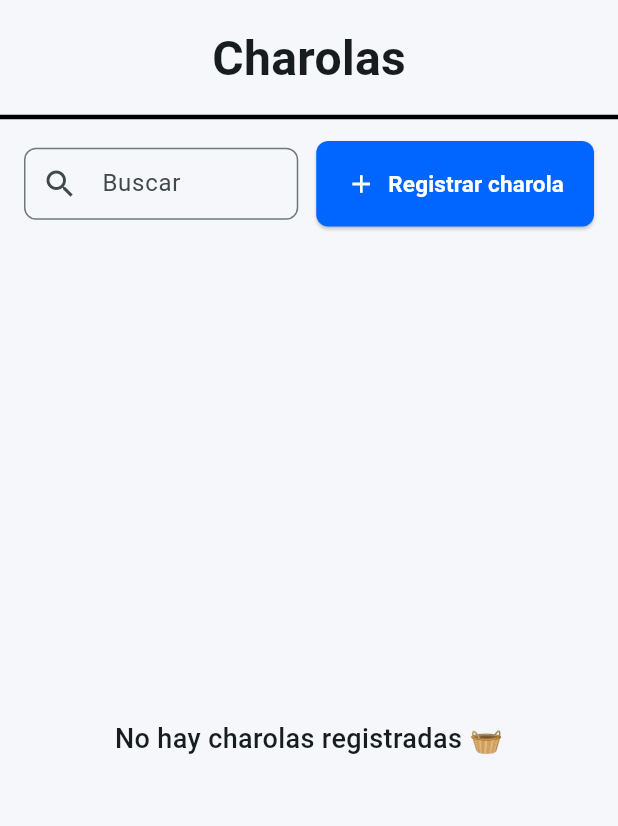
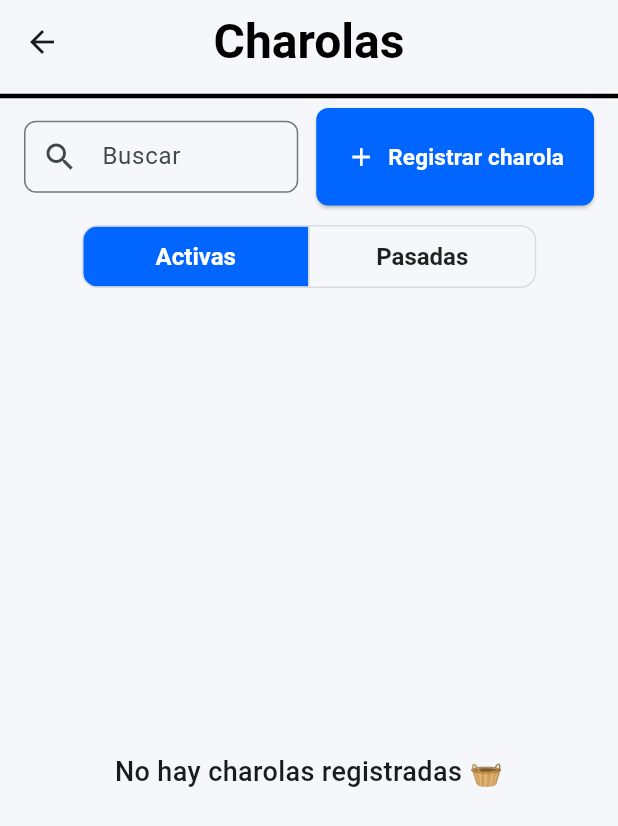
Before and after one commit to CodeAnd-Co/TECH-NEBRIOS-FLUTTER, a Flutter app: the VistaCharolas screen opened directly, on a phone screen of 412 x 824 dp. Shown: the top 826 px of the screen. Run offline on Flutter 3.47's test engine with Material 3 defaults, Android fonts, the phone set to English and light mode, and no system bars; our stand-ins replace logger, shared_preferences; missing offline and left inert: jwt_decode; accounts and stored records are empty; network calls fail.

Commit message:
Agregar el ToggleButton para ver estado de las charolas

```diff
--- a/tech_nebrios_tracker/lib/domain/getMenuCharolas.dart
+++ b/tech_nebrios_tracker/lib/domain/getMenuCharolas.dart
@@ -7,7 +7,7 @@ import '../data/repositories/menuCharolasRepository.dart';
 /// Permite recuperar datos paginados desde el repositorio.
 abstract class ObtenerMenuCharolas {
   /// Ejecuta el caso de uso solicitando la página [pag] con [limite] de elementos.
-  Future<CharolaTarjeta?> ejecutar({int pag, int limite});
+  Future<CharolaTarjeta?> ejecutar({int pag, int limite, String estado});
 }
 
 /// Implementación del caso de uso para obtener charolas.
@@ -21,7 +21,7 @@ class ObtenerCharolasCasoUsoImpl implements ObtenerMenuCharolas {
       : repositorio = repositorio ?? CharolaRepositorio();
 
   @override
-  Future<CharolaTarjeta?> ejecutar({int pag = 1, int limite = 15}) {
-    return repositorio.obtenerCharolaRespuesta(pag, limite);
+  Future<CharolaTarjeta?> ejecutar({int pag = 1, int limite = 15, String estado = 'activa'}) {
+    return repositorio.obtenerCharolaRespuesta(pag, limite, estado: estado);
   }
 }
--- a/tech_nebrios_tracker/lib/framework/views/menuCharolasView.dart
+++ b/tech_nebrios_tracker/lib/framework/views/menuCharolasView.dart
@@ -96,16 +96,26 @@ class VistaCharolas extends StatelessWidget {
   Widget build(BuildContext context) {
     return Scaffold(
       backgroundColor: const Color(0xFFF5F7FA),
+      appBar: AppBar(
+        title: const Text(
+          'Charolas',
+          style: TextStyle(
+            fontSize: 32,
+            fontWeight: FontWeight.bold,
+            color: Colors.black,
+          ),
+        ),
+        centerTitle: true,
+        elevation: 0,
+        backgroundColor: const Color(0xFFF5F7FA),
+      ),
       body: SafeArea(
         child: Consumer<CharolaVistaModelo>(
           builder: (context, vm, _) {
             return Column(
               children: [
-                const SizedBox(height: 16),
-                const Text('Charolas', style: TextStyle(fontSize: 32, fontWeight: FontWeight.bold)),
-                const SizedBox(height: 8),
                 const Divider(color: Color(0xFF000000), thickness: 3),
-                const SizedBox(height: 8),
+                // const SizedBox(height: 4),
                 Padding(
                   padding: const EdgeInsets.symmetric(horizontal: 16.0),
                   child: LayoutBuilder(
@@ -149,7 +159,7 @@ class VistaCharolas extends StatelessWidget {
                               ),
                             ),
                             style: ElevatedButton.styleFrom(
-                              padding: const EdgeInsets.symmetric(horizontal: 20, vertical: 18),
+                              padding: const EdgeInsets.symmetric(horizontal: 20, vertical: 22),
                               backgroundColor: const Color(0xFF0066FF),
                               foregroundColor: Colors.white,
                               shape: RoundedRectangleBorder(
@@ -161,6 +171,26 @@ class VistaCharolas extends StatelessWidget {
                       );
                     },
                   ),
+                ),
+                const SizedBox(height: 10),
+
+                /// Toggle Activas / Pasadas
+                ToggleButtons(
+                  isSelected: [vm.estadoActual == 'activa', vm.estadoActual == 'pasada'],
+                  onPressed: (index) {
+                    final estado = index == 0 ? 'activa' : 'pasada';
+                    vm.cambiarEstado(estado);
+                  },
+                  borderRadius: BorderRadius.circular(10),
+                  selectedColor: Colors.white,
+                  fillColor: const Color(0xFF0066FF),
+                  color: Colors.black87,
+                  textStyle: const TextStyle(fontSize: 16, fontWeight: FontWeight.w600),
+                  constraints: const BoxConstraints(minHeight: 40, minWidth: 150),
+                  children: const [
+                    Text('Activas'),
+                    Text('Pasadas'),
+                  ],
                 ),
                 const SizedBox(height: 10),
 
@@ -188,8 +218,8 @@ class VistaCharolas extends StatelessWidget {
                         itemCount: vm.charolas.length,
                         gridDelegate: const SliverGridDelegateWithFixedCrossAxisCount(
                           crossAxisCount: 5,
-                          crossAxisSpacing: 16,
-                          mainAxisSpacing: 16,
+                          crossAxisSpacing: 4,
+                          // mainAxisSpacing: 16,
                           childAspectRatio: 1.3,
                         ),
                         itemBuilder: (context, index) {
@@ -226,9 +256,8 @@ class VistaCharolas extends StatelessWidget {
                     "Página ${vm.pagActual} de ${vm.totalPags}",
                     style: const TextStyle(fontSize: 16, fontWeight: FontWeight.w500),
                   ),
-                  const SizedBox(height: 8),
                   Padding(
-                    padding: const EdgeInsets.symmetric(vertical: 16.0),
+                    padding: const EdgeInsets.symmetric(vertical: 4.0),
                     child: LayoutBuilder(
                       builder: (context, constraints) {
                         final width = constraints.maxWidth;
@@ -242,14 +271,14 @@ class VistaCharolas extends StatelessWidget {
                           children: [
                             ElevatedButton.icon(
                               onPressed: vm.pagActual > 1 ? vm.cargarPaginaAnterior : null,
-                              icon: Icon(Icons.arrow_back, size: iconSize.clamp(18, 32)),
+                              icon: Icon(Icons.arrow_back, size: iconSize.clamp(26, 32)),
                               label: Text(
                                 "Anterior",
-                                style: TextStyle(fontSize: fontSize.clamp(17, 22)),
+                                style: TextStyle(fontSize: fontSize.clamp(19, 22)),
                               ),
                               style: ElevatedButton.styleFrom(
-                                padding: EdgeInsets.symmetric(horizontal: 22, vertical: 20,
-                                ),
+                                backgroundColor: const Color(0xFFE9EEF6),
+                                padding: EdgeInsets.symmetric(horizontal: 18, vertical: 20),
                                 minimumSize: Size(buttonWidth.clamp(80, 200), 48),
                                 shape: RoundedRectangleBorder(
                                   borderRadius: BorderRadius.circular(20),
@@ -257,22 +286,26 @@ class VistaCharolas extends StatelessWidget {
                               ),
                             ),
                             const SizedBox(width: 16),
-                            ElevatedButton.icon(
+                            ElevatedButton(
                               onPressed: vm.pagActual < vm.totalPags ? vm.cargarPaginaSiguiente : null,
-                              icon: Icon(Icons.arrow_forward, size: iconSize.clamp(18, 32)),
-                              label: Text(
-                                "Siguiente",
-                                style: TextStyle(fontSize: fontSize.clamp(17, 22)),
-                              ),
                               style: ElevatedButton.styleFrom(
-                                padding: EdgeInsets.symmetric(
-                                  horizontal: 20,
-                                  vertical: 20,
-                                ),
+                                backgroundColor: const Color(0xFFE9EEF6),
+                                padding: const EdgeInsets.symmetric(horizontal: 20, vertical: 20),
                                 minimumSize: Size(buttonWidth.clamp(120, 200), 48),
                                 shape: RoundedRectangleBorder(
                                   borderRadius: BorderRadius.circular(20),
                                 ),
+                              ),
+                              child: Row(
+                                mainAxisSize: MainAxisSize.min,
+                                children: [
+                                  Text(
+                                    "Siguiente",
+                                    style: TextStyle(fontSize: fontSize.clamp(19, 22)),
+                                  ),
+                                  const SizedBox(width: 8),
+                                  Icon(Icons.arrow_forward, size: iconSize.clamp(26, 32)),
+                                ],
                               ),
                             ),
                           ],
--- a/tech_nebrios_tracker/lib/main.dart
+++ b/tech_nebrios_tracker/lib/main.dart
@@ -26,7 +26,7 @@ class MyApp extends StatelessWidget {
     return MaterialApp(
       title: 'Zuustento Tracker',
       theme: ThemeData(
-        colorScheme: ColorScheme.fromSeed(seedColor: Colors.grey),
+        colorScheme: ColorScheme.fromSeed(seedColor: Colors.blueGrey),
         useMaterial3: true,
       ),
       home: Router(
```
Also changed, not shown: tech_nebrios_tracker/lib/data/repositories/menuCharolasRepository.dart (+5 -5 lines), tech_nebrios_tracker/lib/data/services/menuCharolasAPI.service.dart (deleted, +0 -10 lines), tech_nebrios_tracker/lib/data/services/menuCharolasApiService.dart (added, +8 -0 lines), tech_nebrios_tracker/lib/framework/viewmodels/menuCharolasViewmodel.dart (+12 -1 lines), 1 other file.
